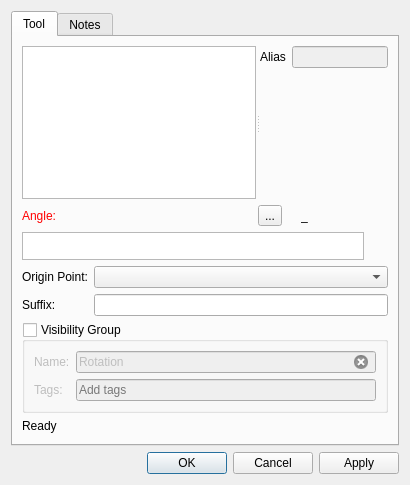
First picture: the form in src/libs/vtools/dialogs/tools/dialogrotation.ui, repository dismine/valentina, before the edit.
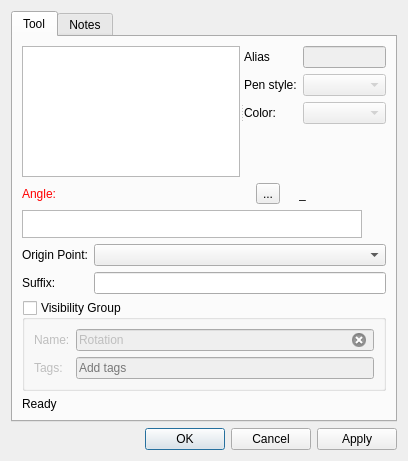
Second picture: the form after the edit. Icons and pictures are not drawn. Custom widgets are drawn as their Qt base class.

Commit message: Independent pen style and color after a group operation.

```diff
--- a/src/libs/vtools/dialogs/tools/dialogrotation.ui
+++ b/src/libs/vtools/dialogs/tools/dialogrotation.ui
@@ -6,8 +6,8 @@
    <rect>
     <x>0</x>
     <y>0</y>
-    <width>410</width>
-    <height>485</height>
+    <width>408</width>
+    <height>461</height>
    </rect>
   </property>
   <property name="windowTitle">
@@ -53,6 +53,58 @@
              </property>
             </widget>
            </item>
+           <item row="1" column="0">
+            <widget class="QLabel" name="label_7">
+             <property name="text">
+              <string>Pen style:</string>
+             </property>
+            </widget>
+           </item>
+           <item row="1" column="1">
+            <widget class="QComboBox" name="comboBoxPenStyle">
+             <property name="enabled">
+              <bool>false</bool>
+             </property>
+             <property name="minimumSize">
+              <size>
+               <width>80</width>
+               <height>0</height>
+              </size>
+             </property>
+             <property name="maximumSize">
+              <size>
+               <width>110</width>
+               <height>16777215</height>
+              </size>
+             </property>
+             <property name="iconSize">
+              <size>
+               <width>80</width>
+               <height>14</height>
+              </size>
+             </property>
+            </widget>
+           </item>
+           <item row="2" column="0">
+            <widget class="QLabel" name="label_6">
+             <property name="text">
+              <string>Color:</string>
+             </property>
+            </widget>
+           </item>
+           <item row="2" column="1">
+            <widget class="QComboBox" name="comboBoxColor">
+             <property name="enabled">
+              <bool>false</bool>
+             </property>
+             <property name="sizePolicy">
+              <sizepolicy hsizetype="Preferred" vsizetype="Preferred">
+               <horstretch>0</horstretch>
+               <verstretch>0</verstretch>
+              </sizepolicy>
+             </property>
+            </widget>
+           </item>
           </layout>
          </widget>
         </widget>
```
Left out of the diff: 10 changed lines with no effect on the pictures. The commit also changes 28 other files.
